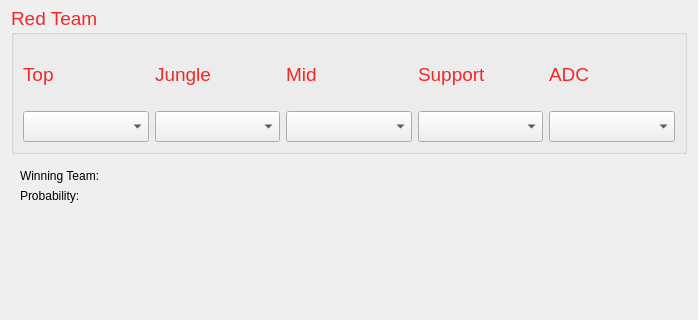
This is kaggle/league-of-legends/predict.ui in kiddos/model-zoo as Qt 5 draws it before an edit; both pictures show x 0 to 698 and y 160 to 480 of the 698 by 480 pixel window. The edited form follows.
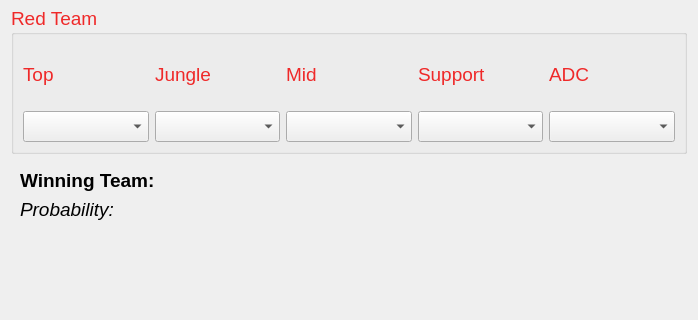
This is the edited form.

Diff of the .ui file:
```diff
--- a/kaggle/league-of-legends/predict.ui
+++ b/kaggle/league-of-legends/predict.ui
@@ -278,6 +278,13 @@
      <layout class="QFormLayout" name="formLayout">
       <item row="0" column="0">
        <widget class="QLabel" name="label_11">
+        <property name="font">
+         <font>
+          <pointsize>14</pointsize>
+          <weight>75</weight>
+          <bold>true</bold>
+         </font>
+        </property>
         <property name="text">
          <string>Winning Team:</string>
         </property>
@@ -285,6 +292,13 @@
       </item>
       <item row="0" column="1">
        <widget class="QLabel" name="lbWinningTeam">
+        <property name="font">
+         <font>
+          <pointsize>14</pointsize>
+          <weight>75</weight>
+          <bold>true</bold>
+         </font>
+        </property>
         <property name="text">
          <string/>
         </property>
@@ -292,6 +306,14 @@
       </item>
       <item row="1" column="0">
        <widget class="QLabel" name="label_12">
+        <property name="font">
+         <font>
+          <pointsize>14</pointsize>
+          <weight>50</weight>
+          <italic>true</italic>
+          <bold>false</bold>
+         </font>
+        </property>
         <property name="text">
          <string>Probability:</string>
         </property>
@@ -299,6 +321,14 @@
       </item>
       <item row="1" column="1">
        <widget class="QLabel" name="lbProbability">
+        <property name="font">
+         <font>
+          <pointsize>14</pointsize>
+          <weight>50</weight>
+          <italic>true</italic>
+          <bold>false</bold>
+         </font>
+        </property>
         <property name="text">
          <string/>
         </property>
```
